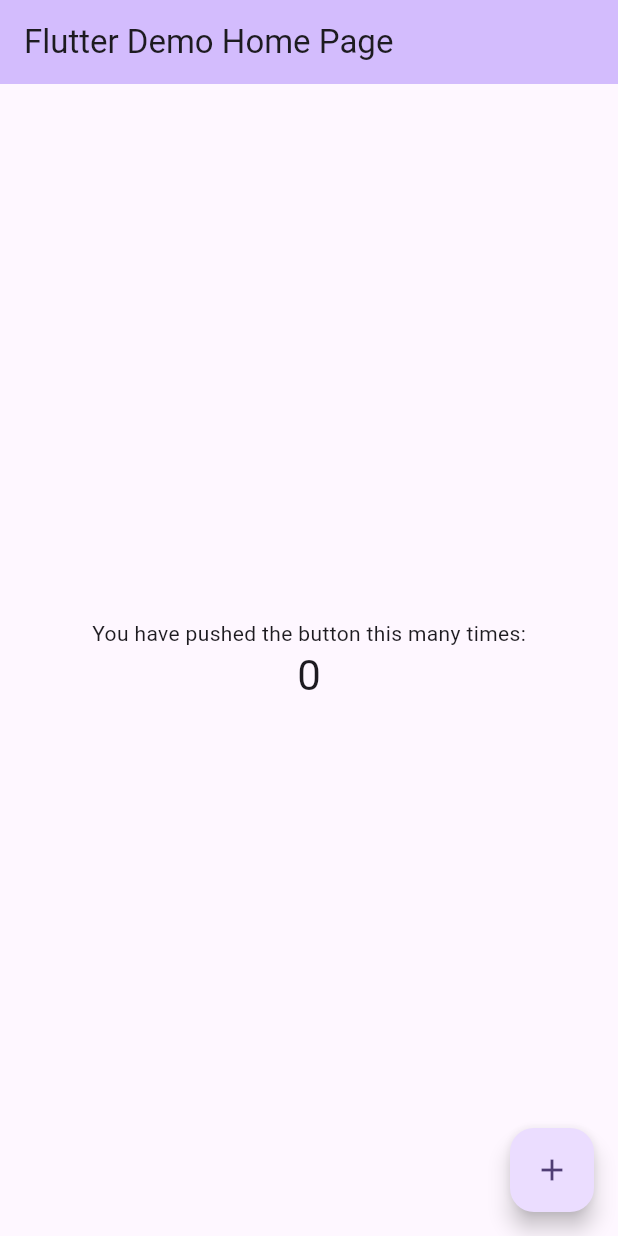
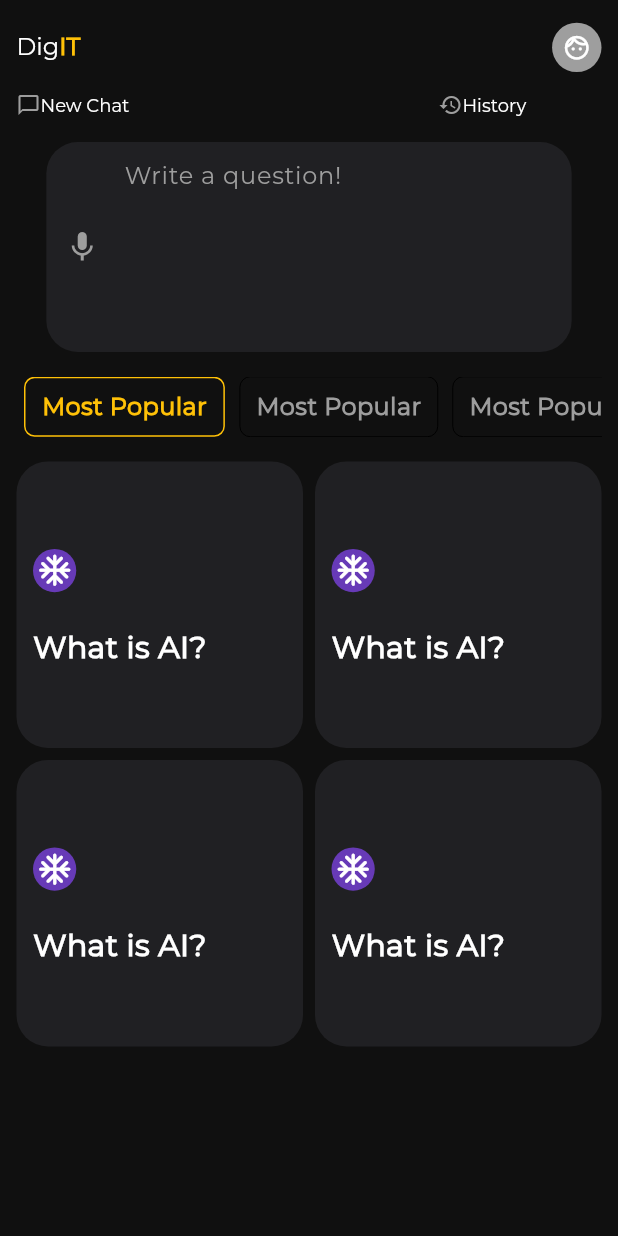
Before and after one commit to Lodhakhushi/ChatBot_App, a Flutter app: the screen it shows after launch, on a phone screen of 412 x 824 dp. Run offline on Flutter 3.47's test engine with Material 3 defaults, Android fonts, the phone set to English and light mode, and no system bars.

Commit message:
Ui of App

```diff
--- a/lib/main.dart
+++ b/lib/main.dart
@@ -1,3 +1,6 @@
+import 'package:chat_bot_app/screens/chat_screen.dart';
+import 'package:chat_bot_app/screens/initial_page.dart';
+import 'package:chat_bot_app/screens/splash_page.dart';
 import 'package:flutter/material.dart';
 
 void main() {
@@ -11,6 +14,7 @@ class MyApp extends StatelessWidget {
   @override
   Widget build(BuildContext context) {
     return MaterialApp(
+      debugShowCheckedModeBanner: false,
       title: 'Flutter Demo',
       theme: ThemeData(
         // This is the theme of your application.
@@ -31,95 +35,7 @@ class MyApp extends StatelessWidget {
         colorScheme: ColorScheme.fromSeed(seedColor: Colors.deepPurple),
         useMaterial3: true,
       ),
-      home: const MyHomePage(title: 'Flutter Demo Home Page'),
+      home:SplashPage()
     );
   }
 }
-
-class MyHomePage extends StatefulWidget {
-  const MyHomePage({super.key, required this.title});
-
-  // This widget is the home page of your application. It is stateful, meaning
-  // that it has a State object (defined below) that contains fields that affect
-  // how it looks.
-
-  // This class is the configuration for the state. It holds the values (in this
-  // case the title) provided by the parent (in this case the App widget) and
-  // used by the build method of the State. Fields in a Widget subclass are
-  // always marked "final".
-
-  final String title;
-
-  @override
-  State<MyHomePage> createState() => _MyHomePageState();
-}
-
-class _MyHomePageState extends State<MyHomePage> {
-  int _counter = 0;
-
-  void _incrementCounter() {
-    setState(() {
-      // This call to setState tells the Flutter framework that something has
-      // changed in this State, which causes it to rerun the build method below
-      // so that the display can reflect the updated values. If we changed
-      // _counter without calling setState(), then the build method would not be
-      // called again, and so nothing would appear to happen.
-      _counter++;
-    });
-  }
-
-  @override
-  Widget build(BuildContext context) {
-    // This method is rerun every time setState is called, for instance as done
-    // by the _incrementCounter method above.
-    //
-    // The Flutter framework has been optimized to make rerunning build methods
-    // fast, so that you can just rebuild anything that needs updating rather
-    // than having to individually change instances of widgets.
-    return Scaffold(
-      appBar: AppBar(
-        // TRY THIS: Try changing the color here to a specific color (to
-        // Colors.amber, perhaps?) and trigger a hot reload to see the AppBar
-        // change color while the other colors stay the same.
-        backgroundColor: Theme.of(context).colorScheme.inversePrimary,
-        // Here we take the value from the MyHomePage object that was created by
-        // the App.build method, and use it to set our appbar title.
-        title: Text(widget.title),
-      ),
-      body: Center(
-        // Center is a layout widget. It takes a single child and positions it
-        // in the middle of the parent.
-        child: Column(
-          // Column is also a layout widget. It takes a list of children and
-          // arranges them vertically. By default, it sizes itself to fit its
-          // children horizontally, and tries to be as tall as its parent.
-          //
-          // Column has various properties to control how it sizes itself and
-          // how it positions its children. Here we use mainAxisAlignment to
-          // center the children vertically; the main axis here is the vertical
-          // axis because Columns are vertical (the cross axis would be
-          // horizontal).
-          //
-          // TRY THIS: Invoke "debug painting" (choose the "Toggle Debug Paint"
-          // action in the IDE, or press "p" in the console), to see the
-          // wireframe for each widget.
-          mainAxisAlignment: MainAxisAlignment.center,
-          children: <Widget>[
-            const Text(
-              'You have pushed the button this many times:',
-            ),
-            Text(
-              '$_counter',
-              style: Theme.of(context).textTheme.headlineMedium,
-            ),
-          ],
-        ),
-      ),
-      floatingActionButton: FloatingActionButton(
-        onPressed: _incrementCounter,
-        tooltip: 'Increment',
-        child: const Icon(Icons.add),
-      ), // This trailing comma makes auto-formatting nicer for build methods.
-    );
-  }
-}
--- /dev/null
+++ b/lib/screens/chat_screen.dart
@@ -0,0 +1,17 @@
+import 'package:flutter/material.dart';
+
+class ChatScreen extends StatefulWidget {
+  const ChatScreen({super.key});
+
+  @override
+  State<ChatScreen> createState() => _ChatScreenState();
+}
+
+class _ChatScreenState extends State<ChatScreen> {
+  @override
+  Widget build(BuildContext context) {
+    return Scaffold(
+
+    );
+  }
+}
--- /dev/null
+++ b/lib/screens/initial_page.dart
@@ -0,0 +1,228 @@
+import 'package:chat_bot_app/utils/util_helper.dart';
+import 'package:flutter/cupertino.dart';
+import 'package:flutter/material.dart';
+import 'package:flutter/widgets.dart';
+
+class InitialPage extends StatefulWidget {
+  @override
+  State<InitialPage> createState() => _InitialPageState();
+}
+
+class _InitialPageState extends State<InitialPage> {
+  int selectedIndex = 0;
+
+  List<Map<String,dynamic>> defaultQues=[
+
+
+
+  ];
+
+  @override
+  Widget build(BuildContext context) {
+    final screenheight = MediaQuery.of(context).size.height;
+    final screenwidth = MediaQuery.of(context).size.width;
+    final islandscape =
+        MediaQuery.of(context).orientation == Orientation.landscape;
+    return SafeArea(
+      child: Scaffold(
+        backgroundColor: AppColors.bgColor,
+        body: Padding(
+          padding: const EdgeInsets.all(11.0),
+          child: Column(
+            children: [
+              Row(
+                mainAxisAlignment: MainAxisAlignment.spaceBetween,
+                children: [
+                  RichText(
+                      text: TextSpan(
+                          text: "Dig",
+                          style: mTextStyle16(mColor: Colors.white),
+                          children: [
+                        TextSpan(
+                            text: "IT",
+                            style: mTextStyle16(
+                                mFontWeight: FontWeight.w900,
+                                mColor: Colors.amber))
+                      ])),
+                  Container(
+                    height: screenheight * 0.05,
+                    width: screenwidth * 0.08,
+                    decoration: const BoxDecoration(
+                      shape: BoxShape.circle,
+                      color: AppColors.mGreyColor,
+                    ),
+                    child: const Center(
+                      child: Icon(
+                        Icons.face_unlock_sharp,
+                        color: Colors.white,
+                        size: 19,
+                      ),
+                    ),
+                  )
+                ],
+              ),
+              SizedBox(
+                height: 10,
+              ),
+              Row(
+                children: [
+                  Icon(
+                    Icons.messenger_outline,
+                    color: Colors.grey,
+                    size: 16,
+                  ),
+                  RichText(
+                      text: TextSpan(
+                    text: "New Chat",
+                    style: mTextStyle12(mColor: Colors.white),
+                  )),
+                  SizedBox(
+                      width: islandscape
+                          ? screenwidth * 0.85
+                          : screenwidth * 0.50),
+                  Row(
+                    children: [
+                      Icon(
+                        Icons.history,
+                        color: Colors.grey,
+                        size: 16,
+                      ),
+                      RichText(
+                          text: TextSpan(
+                        text: "History",
+                        style: mTextStyle12(mColor: Colors.white),
+                      )),
+                    ],
+                  ),
+                ],
+              ),
+              SizedBox(
+                height: screenheight * 0.02,
+              ),
+              SizedBox(
+                width: islandscape ? screenwidth * 0.9 : screenwidth * 0.85,
+                child: TextField(
+                  style: mTextStyle16(mColor: Colors.grey),
+                  minLines: 5,
+                  maxLines: 5,
+                  decoration: InputDecoration(
+                    prefixIcon: Icon(Icons.mic, color: Colors.grey),
+                    fillColor: AppColors.secondaryColor,
+                    filled: true,
+                    hintText: "Write a question!",
+                    hintStyle: mTextStyle16(mColor: Colors.grey),
+                    border: OutlineInputBorder(
+                      borderSide: BorderSide.none,
+                      borderRadius: BorderRadius.circular(21),
+                    ),
+                    contentPadding: const EdgeInsets.symmetric(
+                        vertical: 10.0,
+                        horizontal: 10.0), // Adjust padding as needed
+                  ),
+                ),
+              ),
+              SizedBox(
+                height: screenheight * 0.02,
+              ),
+              SizedBox(
+                height: 40,
+                child: LayoutBuilder(
+                  builder: (context, constraints) {
+                    return ListView.builder(
+                      scrollDirection: Axis.horizontal,
+                      shrinkWrap: true,
+                      itemCount: 5,
+                      itemBuilder: (context, index) {
+                        return InkWell(
+                          onTap: () {
+                            selectedIndex=index;
+                            setState(() {
+
+                            });
+                          },
+                          child: Container(
+                            padding: EdgeInsets.symmetric(horizontal: 11),
+                            margin: EdgeInsets.symmetric(horizontal: 5),
+                            child: Center(
+                              child: Text(
+                                'Most Popular',
+                                style: mTextStyle16(
+                                    mColor: index==selectedIndex? Colors.amber: Colors.grey,
+                                    mFontWeight: FontWeight.bold),
+                              ),
+                            ),
+                            decoration: BoxDecoration(
+                                borderRadius: BorderRadius.circular(7),
+                                border: index == selectedIndex
+                                    ? Border.all(color: Colors.amber)
+                                    : Border.all(width: 0)),
+                          ),
+                        );
+                      },
+                    );
+                  },
+                ),
+              ),
+              SizedBox(
+                height: screenheight * 0.02,
+              ),
+              Expanded(
+                child: LayoutBuilder(
+                  builder: (context, constraints) {
+                    int crossAxiscount = constraints.maxHeight > 600 ? 3 : 2;
+                    return GridView.builder(
+                      itemCount: 4,
+                      gridDelegate: SliverGridDelegateWithFixedCrossAxisCount(
+                        crossAxisCount: crossAxiscount,
+                        mainAxisSpacing: 8,
+                        crossAxisSpacing: 8,
+                      ),
+                      itemBuilder: (context, index) {
+                        return Container(
+                          padding: EdgeInsets.symmetric(horizontal: 11),
+                          child: Column(
+                            mainAxisAlignment: MainAxisAlignment.center,
+                            crossAxisAlignment: CrossAxisAlignment.start,
+                            children: [
+                              Container(
+                                height: screenheight * 0.05,
+                                width: screenwidth * 0.07,
+                                decoration: const BoxDecoration(
+                                  shape: BoxShape.circle,
+                                  color: Colors.deepPurple,
+                                ),
+                                child: const Center(
+                                  child: Icon(
+                                    Icons.ac_unit_rounded,
+                                    color: Colors.white,
+                                    size: 25,
+                                  ),
+                                ),
+                              ),
+                              SizedBox(
+                                height: screenheight * 0.02,
+                              ),
+                              Text(
+                                "What is AI?",
+                                style: mTextStyle25(
+                                    mFontWeight: FontWeight.bold,
+                                    mColor: Colors.white),
+                              )
+                            ],
+                          ),
+                          decoration: BoxDecoration(
+                              borderRadius: BorderRadius.circular(21),
+                              color: AppColors.secondaryColor),
+                        );
+                      },
+                    );
+                  },
+                ),
+              )
+            ],
+          ),
+        ),
+      ),
+    );
+  }
+}
--- /dev/null
+++ b/lib/screens/splash_page.dart
@@ -0,0 +1,57 @@
+import 'dart:async';
+
+import 'package:chat_bot_app/screens/chat_screen.dart';
+import 'package:chat_bot_app/screens/initial_page.dart';
+import 'package:chat_bot_app/utils/util_helper.dart';
+import 'package:flutter/material.dart';
+
+class SplashPage extends StatefulWidget {
+  const SplashPage({super.key});
+
+  @override
+  State<SplashPage> createState() => _SplashPageState();
+}
+
+class _SplashPageState extends State<SplashPage> {
+  @override
+ void initState() {
+    // TODO: implement initState
+    super.initState();
+    Timer(Duration(seconds: 2), () {
+      Navigator.pushReplacement(context, MaterialPageRoute(builder: (context) {
+        return InitialPage();
+      },));
+    });
+  }
+  @override
+  Widget build(BuildContext context) {
+    var screensize = MediaQuery.of(context).size;
+    var orientation = MediaQuery.of(context).orientation;
+    var screenheight = screensize.height;
+    var screenwidth = screensize.width;
+    return Scaffold(
+      backgroundColor: AppColors.secondaryColor,
+      body: Center(
+        child: Container(
+          width: orientation == Orientation.portrait
+              ? screensize.width * 0.8
+              : screensize.width * 0.4,
+          decoration: BoxDecoration(
+            shape: BoxShape.circle,
+            color: orientation == Orientation.portrait
+                ? Colors.white.withOpacity(0.5)
+                : Colors.white.withOpacity(0.5),
+          ),
+          child: SizedBox(
+            width: screenwidth * 0.2,
+            height: screenheight * 0.2,
+            child: Image.asset(
+              'assets/images/ic_logo.png',
+              fit: BoxFit.contain,
+            ),
+          ),
+        ),
+      ),
+    );
+  }
+}
--- /dev/null
+++ b/lib/utils/util_helper.dart
@@ -0,0 +1,34 @@
+import 'package:flutter/material.dart';
+
+class AppColors{
+  static const Color bgColor = Color(0xff101010);
+  static const Color secondaryColor = Color(0xff202023);
+  static const Color mGreyColor = Color(0xff9E9E9E);
+}
+
+TextStyle mTextStyle16({Color mColor = Colors.black, FontWeight mFontWeight = FontWeight.normal}){
+  return TextStyle(
+    fontSize: 16,
+    fontFamily: 'mainFont',
+    color: mColor,
+    fontWeight: mFontWeight,
+  );
+}
+
+TextStyle mTextStyle25({Color mColor = Colors.black, FontWeight mFontWeight = FontWeight.normal}){
+  return TextStyle(
+    fontSize: 20,
+    fontFamily: 'mainFont',
+    color: mColor,
+    fontWeight: mFontWeight,
+  );
+}
+
+TextStyle mTextStyle12({Color mColor = Colors.black, FontWeight mFontWeight = FontWeight.normal}){
+  return TextStyle(
+    fontSize: 12,
+    fontFamily: 'mainFont',
+    color: mColor,
+    fontWeight: mFontWeight,
+  );
+}
```
Also changed, not shown: pubspec.yaml (+6 -6 lines), assets/fonts/Montserrat-Regular.otf (added), assets/images/chat_reply.png (added), assets/images/ic_bye_msg.png (added), assets/images/ic_heart_msg.png (added), assets/images/ic_hi_msg.png (added), assets/images/ic_logo.png (added), assets/images/ic_typing.png (added).
